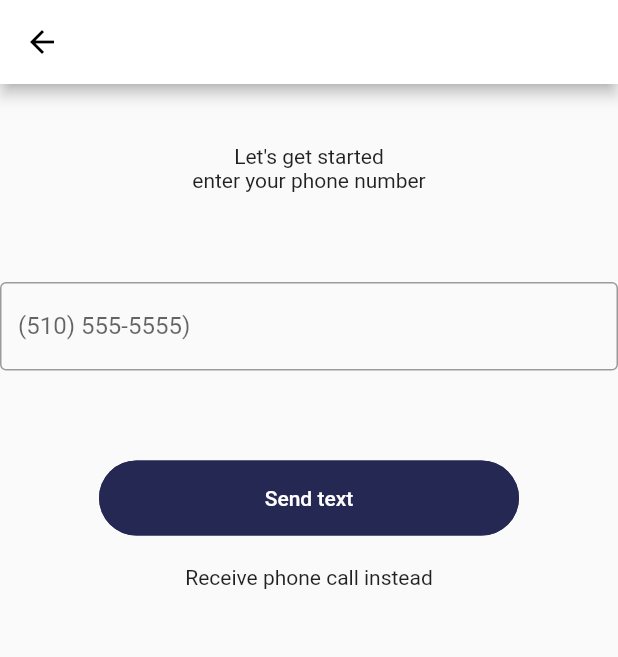
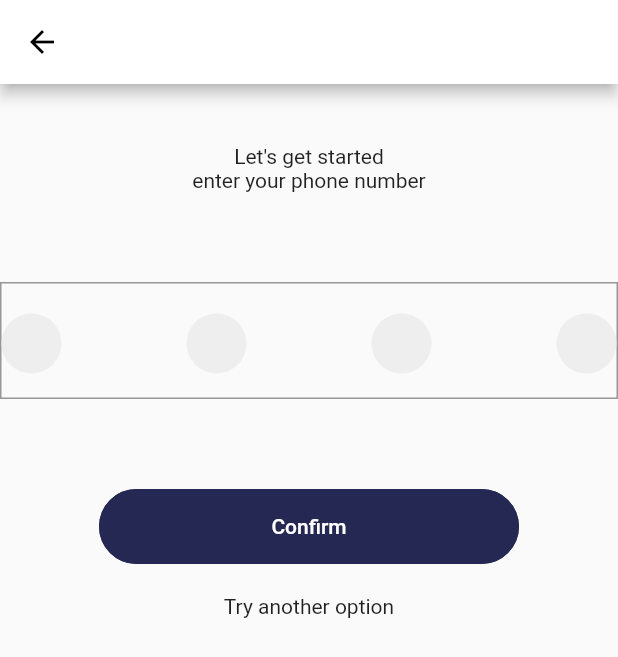
Before and after one commit to ekayy/alike_learning, a Flutter app: the AuthVerify screen opened directly, after a tap on "Send text", on a phone screen of 412 x 824 dp. Shown: the top 657 px of the screen. Run offline on Flutter 3.47's test engine with Material 2 defaults, Android fonts, the phone set to English and light mode, and no system bars; drawn by our look-alikes of pin_code_fields.

Commit message:
Phone verification UI with pin_code_fields package

```diff
--- a/lib/src/auth/auth_verify.dart
+++ b/lib/src/auth/auth_verify.dart
@@ -1,5 +1,7 @@
+import 'package:alike_learning/src/auth/auth_create_account.dart';
+import 'package:flutter/material.dart';
 import 'package:alike_learning/src/core/button.dart';
-import 'package:flutter/material.dart';
+import 'package:pin_code_fields/pin_code_fields.dart';
 
 class AuthVerify extends StatefulWidget {
   @override
@@ -7,44 +9,143 @@ class AuthVerify extends StatefulWidget {
 }
 
 class _AuthVerifyState extends State<AuthVerify> {
-  final TextEditingController _controller = TextEditingController();
+  final _phoneController = TextEditingController();
+  final _pinController = TextEditingController();
+  bool showVerification = false;
+  bool hasError = false;
+  String currentText = "";
+
+  Widget phoneInput() {
+    return Row(
+      children: <Widget>[
+        Expanded(
+          child: TextFormField(
+            textAlign: TextAlign.right,
+            decoration: InputDecoration(
+              hintText: 'US +1',
+              border: OutlineInputBorder(),
+            ),
+          ),
+        ),
+        Expanded(
+          flex: 2,
+          child: TextFormField(
+            controller: _phoneController,
+            decoration: InputDecoration(
+              hintText: '(510) 555-5555)',
+              border: OutlineInputBorder(),
+            ),
+          ),
+        ),
+      ],
+    );
+  }
+
+  Widget pinInput() {
+    return Container(
+      width: MediaQuery.of(context).size.width,
+      padding: const EdgeInsets.fromLTRB(0, 20, 0, 0),
+      decoration: BoxDecoration(
+          border: Border.all(color: Color.fromRGBO(151, 151, 151, 1.0))),
+      child: Container(
+        width: 280,
+        child: PinCodeTextField(
+          appContext: context,
+          backgroundColor: Colors.transparent,
+          pastedTextStyle: TextStyle(
+            // color: Colors.green.shade600,
+            fontWeight: FontWeight.bold,
+          ),
+          length: 4,
+          obsecureText: false,
+          animationType: AnimationType.fade,
+          validator: (v) {
+            if (v.length < 3) {
+              return "I'm from validator";
+            } else {
+              return null;
+            }
+          },
+          pinTheme: PinTheme(
+            shape: PinCodeFieldShape.circle,
+            borderWidth: 0,
+            borderRadius: BorderRadius.circular(5),
+            fieldHeight: 40,
+            fieldWidth: 40,
+            activeFillColor: Colors.grey[200],
+            inactiveFillColor: Colors.grey[200],
+            selectedFillColor: Colors.grey[200],
+            inactiveColor: Colors.transparent,
+          ),
+          animationDuration: Duration(milliseconds: 300),
+          enableActiveFill: true,
+          // errorAnimationController: errorController,
+          controller: _pinController,
+          onCompleted: (v) {
+            print("Completed");
+          },
+          onTap: () {
+            print("Pressed");
+          },
+          onChanged: (value) {
+            print(value);
+            setState(() {
+              currentText = value;
+            });
+          },
+          beforeTextPaste: (text) {
+            print("Allowing to paste $text");
+            //if you return true then it will show the paste confirmation dialog. Otherwise if false, then nothing will happen.
+            //but you can show anything you want here, like your pop up saying wrong paste format or etc
+            return true;
+          },
+        ),
+      ),
+    );
+  }
 
   @override
   Widget build(BuildContext context) {
     return Scaffold(
       appBar: AppBar(),
       body: Center(
-        widthFactor: 280,
+        // widthFactor: 280,
         child: Column(
           children: <Widget>[
             SizedBox(height: 40),
             Text('Let\'s get started'),
             Text('enter your phone number'),
             SizedBox(height: 60),
-            Row(
-              children: <Widget>[
-                Expanded(
-                  flex: 1,
-                  child: TextField(
-                    controller: _controller,
-                    decoration: InputDecoration(
-                      labelText: '(510) 555-5555)',
-                      border: OutlineInputBorder(),
-                    ),
-                  ),
-                ),
-              ],
-            ),
+            (!showVerification ? (phoneInput()) : pinInput()),
             SizedBox(height: 60),
-            Button(
-              text: 'Send text',
-              onPress: () {},
-            ),
+            (!showVerification
+                ? (Button(
+                    text: (!showVerification ? 'Send text' : 'Confirm'),
+                    onPress: () {
+                      setState(() => showVerification = true);
+                    }))
+                : (Button(
+                    text: 'Confirm',
+                    onPress: () {
+                      Navigator.push(
+                        context,
+                        MaterialPageRoute(
+                            builder: (context) => AuthCreateAccount()),
+                      );
+                    }))),
             SizedBox(height: 20),
-            Text('Receive phone call instead'),
+            (!showVerification
+                ? Text('Receive phone call instead')
+                : Text('Try another option')),
           ],
         ),
       ),
     );
   }
+
+  // @override
+  // void dispose() {
+  //   _controller?.dispose();
+  //   super.dispose();
+  // }
 }
```
Also changed, not shown: pubspec.yaml (+3 -7 lines), pubspec.lock.
